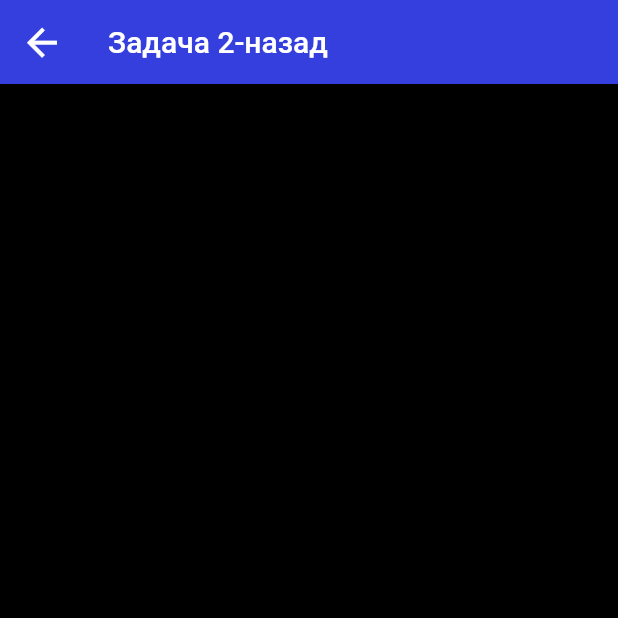
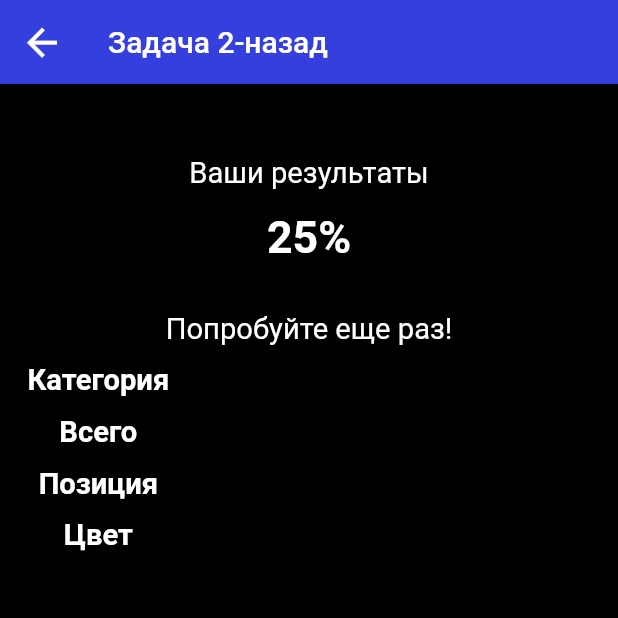
Before and after one commit to Eddie98/nbackflutter, a Flutter app: the ResultsScreen screen opened by its route, on a phone screen of 412 x 824 dp, the top half of it. Run offline on Flutter 3.47's test engine with Material 2 defaults, Android fonts, the light colour scheme and no system bars; our stand-ins replace bloc, equatable, flutter_bloc; missing offline and left inert: ansicolor.

Commit message:
results page cntent added

```diff
--- a/lib/constants/text_styles.dart
+++ b/lib/constants/text_styles.dart
@@ -1,15 +1,19 @@
 import 'package:flutter/material.dart';
+import 'package:nbackflutter/utils/index.dart';
 
 class TextStyles {
-  static TextStyle mainDescriptionTS = const TextStyle(
+  static TextStyle mainDescriptionTS() => TextStyle(
         color: Colors.white,
+        fontSize: getAdaptiveFontSize(17.0),
       );
-  static TextStyle trainingFooterButtonsTS = const TextStyle(
+  static TextStyle trainingFooterButtonsTS() => TextStyle(
         color: Colors.black,
+        fontSize: getAdaptiveFontSize(15.0),
         fontWeight: FontWeight.w600,
       );
-  static TextStyle trainingCountersTS = const TextStyle(
+  static TextStyle allColorPositionTS() => TextStyle(
         color: Colors.white,
+        fontSize: getAdaptiveFontSize(17.0),
         fontWeight: FontWeight.w600,
       );
 }
--- a/lib/constants/texts.dart
+++ b/lib/constants/texts.dart
@@ -1,10 +1,20 @@
+const trainingAppbarText = 'Задача 2-назад';
+
+const categoryText = 'Категория';
+const positionText = 'Позиция';
+const colorText = 'Цвет';
+const allText = 'Всего';
+const correctText = 'Верно';
+const wrongText = 'Неверно';
+
+const resultsYourResults = 'Ваши результаты';
+const resultsTryMore = 'Попробуйте еще раз!';
+const resultsNotGoodEnoughCanMore = 'Не очень... Можно лучше!';
+const resultsNotbadCanMore = 'Неплохо! Можно лучше!';
+const resultsGoodButMore = 'Очень хорошо! Но можно еще лучше!';
+const resultsExcellent = 'Отлично! Превосходно!';
+
 const mainTitle = 'Задача на внимание';
-const trainingAppbarText = 'Задача 2-назад';
-const trainingFooterBtnPositionText = 'Позиция';
-const trainingFooterBtnColorText = 'Цвет';
-const trainingCounterAllText = 'Всего';
-const trainingCounterCorrectText = 'Верно';
-const trainingCounterWrongText = 'Неверно';
 const mainDescription = '''
 Это упражнение тренирует внимание
 и развивает интеллект.
--- a/lib/view/screens/introdution/introdution.dart
+++ b/lib/view/screens/introdution/introdution.dart
@@ -48,9 +48,7 @@ class IntrodutionScreen extends StatelessWidget {
               ),
               child: Text(
                 mainDescription,
-                style: TextStyles.mainDescriptionTS.copyWith(
-                  fontSize: getAdaptiveFontSize(17.0),
-                ),
+                style: TextStyles.mainDescriptionTS(),
               ),
             ),
           ),
--- a/lib/view/screens/results/results.dart
+++ b/lib/view/screens/results/results.dart
@@ -2,6 +2,9 @@ import 'package:flutter/material.dart';
 import 'package:nbackflutter/constants/index.dart';
 import 'package:nbackflutter/routes.dart';
 import 'package:nbackflutter/utils/index.dart';
+import 'package:nbackflutter/view/widgets/index.dart';
+
+import 'widgets/table.dart';
 
 class ResultsScreen extends StatelessWidget {
   const ResultsScreen({Key? key}) : super(key: key);
@@ -21,7 +24,36 @@ class ResultsScreen extends StatelessWidget {
         ),
         title: const Text(trainingAppbarText),
       ),
-      body: Container(),
+      body: Center(
+        child: Column(
+          children: [
+            sizedBoxHeight(42.0),
+            Text(
+              resultsYourResults,
+              style: TextStyles.allColorPositionTS().copyWith(
+                fontWeight: FontWeight.normal,
+              ),
+            ),
+            sizedBoxHeight(12.0),
+            Text(
+              '25%',
+              style: TextStyle(
+                fontWeight: FontWeight.w600,
+                fontSize: getAdaptiveFontSize(26.0),
+                color: Colors.white,
+              ),
+            ),
+            sizedBoxHeight(28.0),
+            Text(
+              resultsTryMore,
+              style: TextStyles.allColorPositionTS().copyWith(
+                fontWeight: FontWeight.normal,
+              ),
+            ),
+            const TableWidget(),
+          ],
+        ),
+      ),
     );
   }
 }
--- /dev/null
+++ b/lib/view/screens/results/widgets/table.dart
@@ -0,0 +1,51 @@
+import 'package:flutter/cupertino.dart';
+import 'package:nbackflutter/constants/index.dart';
+import 'package:nbackflutter/utils/index.dart';
+import 'package:nbackflutter/view/widgets/index.dart';
+
+class TableWidget extends StatelessWidget {
+  const TableWidget({Key? key}) : super(key: key);
+
+  @override
+  Widget build(BuildContext context) {
+    return Padding(
+      padding: EdgeInsets.symmetric(
+        horizontal: getPropScreenWidth(defaultHorPadding),
+      ),
+      child: Row(
+        mainAxisAlignment: MainAxisAlignment.spaceBetween,
+        children: const [
+          _ColumnWidget([
+            categoryText,
+            allText,
+            positionText,
+            colorText,
+          ]),
+        ],
+      ),
+    );
+  }
+}
+
+class _ColumnWidget extends StatelessWidget {
+  final List<String> list;
+
+  const _ColumnWidget(this.list, {Key? key}) : super(key: key);
+
+  @override
+  Widget build(BuildContext context) {
+    return Column(
+      children: List.generate(list.length, (index) {
+        return Column(
+          children: [
+            sizedBoxHeight(10.0),
+            Text(
+              list[index],
+              style: TextStyles.allColorPositionTS(),
+            ),
+          ],
+        );
+      }),
+    );
+  }
+}
--- a/lib/view/screens/training/training.dart
+++ b/lib/view/screens/training/training.dart
@@ -72,7 +72,7 @@ class _TrainingScreenState extends State<TrainingScreen> {
               children: [
                 FooterButton(
                   index: 0,
-                  text: trainingFooterBtnPositionText,
+                  text: positionText,
                   onTap: state.isPositionBtnDisabled
                       ? null
                       : () => trainingBloc
@@ -80,7 +80,7 @@ class _TrainingScreenState extends State<TrainingScreen> {
                 ),
                 FooterButton(
                   index: 1,
-                  text: trainingFooterBtnColorText,
+                  text: colorText,
                   onTap: state.isColorBtnDisabled
                       ? null
                       : () =>
--- a/lib/view/screens/training/widgets/footer_button.dart
+++ b/lib/view/screens/training/widgets/footer_button.dart
@@ -23,9 +23,7 @@ class FooterButton extends StatelessWidget {
           onPressed: onTap,
           style: ElevatedButton.styleFrom(
             fixedSize: Size(50, getPropScreenWidth(54.0)),
-            textStyle: TextStyles.trainingFooterButtonsTS.copyWith(
-              fontSize: getAdaptiveFontSize(15.0),
-            ),
+            textStyle: TextStyles.trainingFooterButtonsTS(),
             primary: AppColors.themeColor,
           ),
           child: Text(text.toUpperCase()),
```
Also changed, not shown: lib/view/screens/training/widgets/counters_row.dart (+6 -10 lines). Lines whose indentation alone changed are shown as unchanged.
